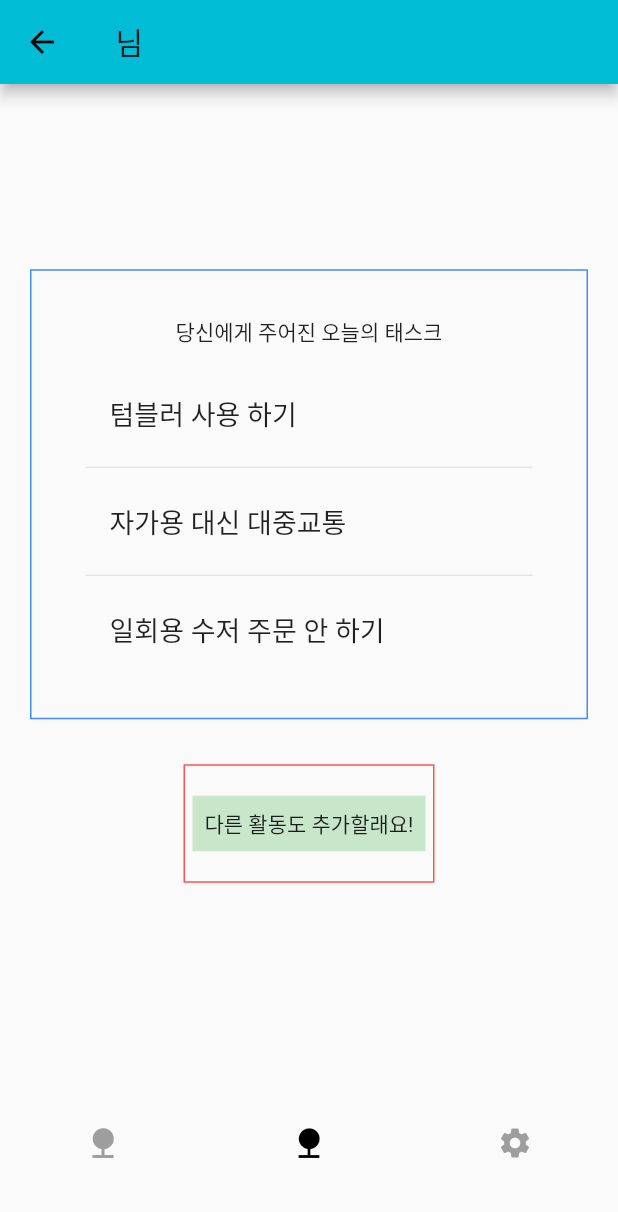
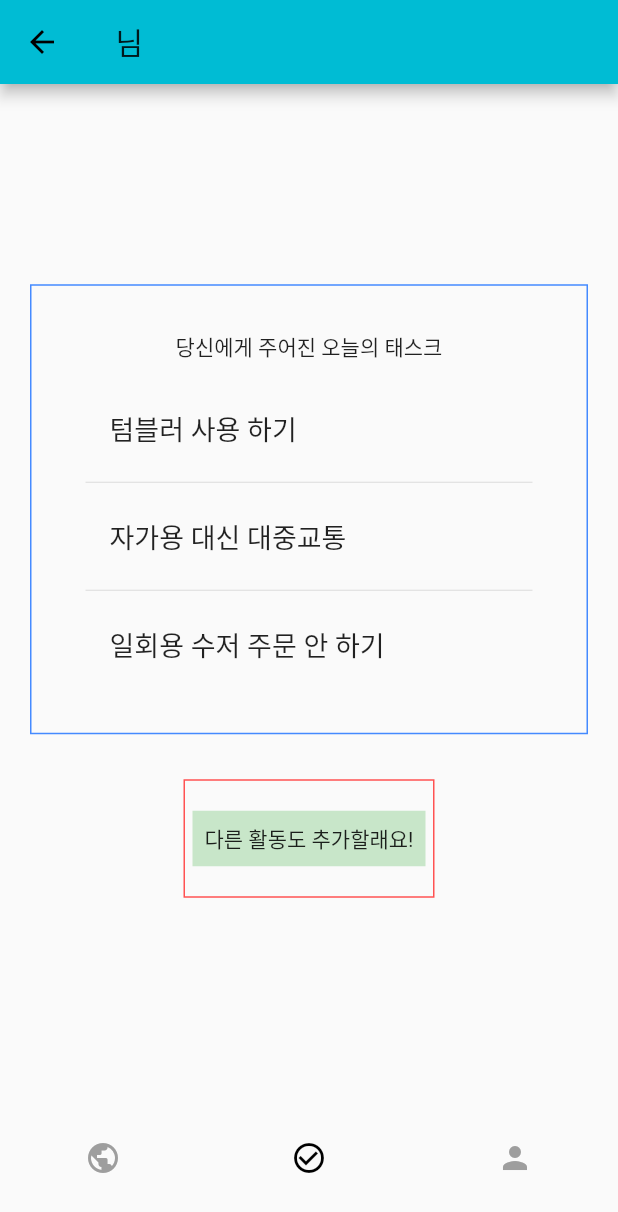
Before and after one commit to nkwook/Tickley, a Flutter app: the BottomNavigator screen opened directly with empty values, on a phone screen of 412 x 824 dp. Shown: the top 1212 px of the screen. Run offline on Flutter 3.47's test engine with Material 2 defaults, Android fonts, the phone set to English and light mode, and no system bars.

Commit message:
fix: tab bar icon change

```diff
--- a/lib/src/bottomNavigator.dart
+++ b/lib/src/bottomNavigator.dart
@@ -25,14 +25,16 @@ class BottomNavigator extends StatelessWidget {
             bottomNavigationBar: TabBar(
               tabs: <Widget>[
                 Tab(
-                  icon: Icon(Icons.nature),
-                  height: 120,
+                  icon: Icon(Icons.public),
+                  height: 100,
                 ),
                 Tab(
-                  icon: Icon(Icons.nature),
+                  icon: Icon(Icons.check_circle_outline),
+                  height: 100,
                 ),
                 Tab(
-                  icon: Icon(Icons.settings),
+                  icon: Icon(Icons.person),
+                  height: 100,
                 ),
               ],
               indicatorColor: Colors.transparent,
```
